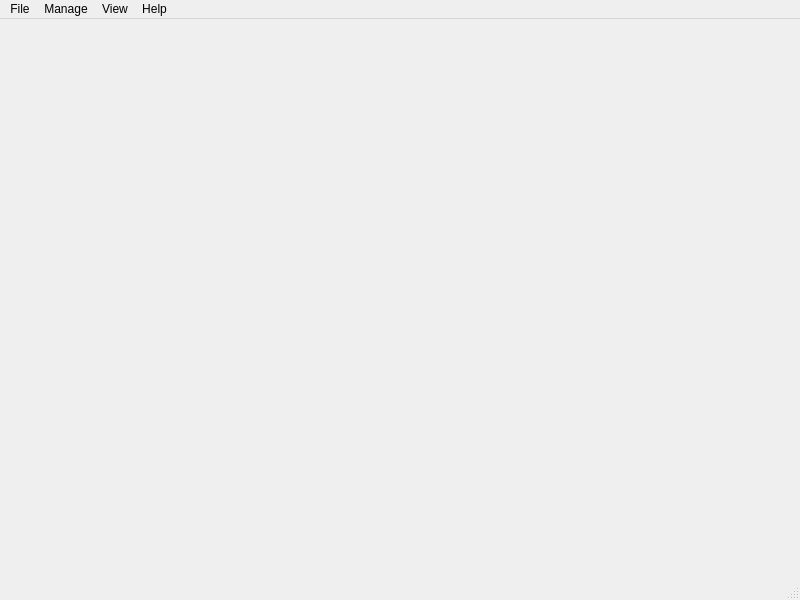
Qt form src/scripts/ganeshactl/ui_main_window.ui (nfs-ganesha/nfs-ganesha) before a commit.
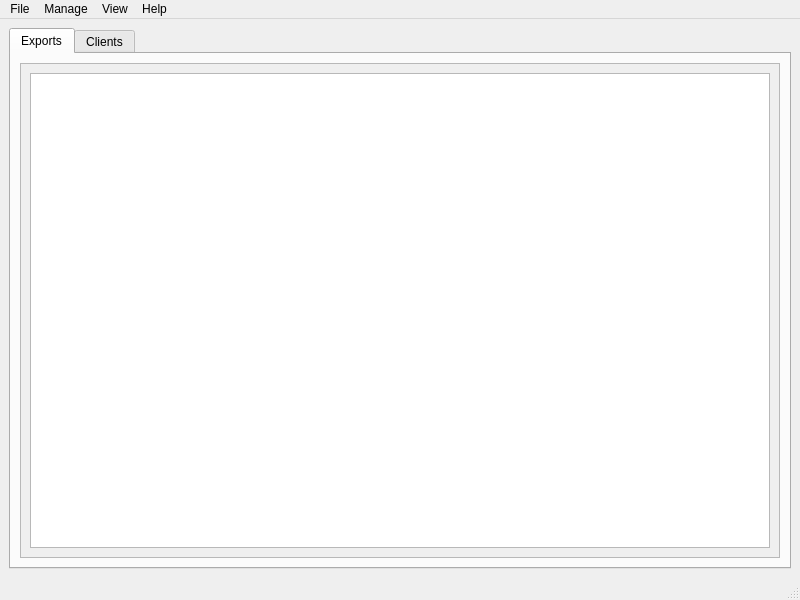
The same form after that commit.

Commit message:
Update ui_main_window.
Changes:
* main window tabs and their contents now resize properly (they use
  grid layout).

* Add client managment commands "Add Client" and "Remove Client"

* Clean up table display to resize columns and not display row (vertical
  headers).

```diff
--- a/src/scripts/ganeshactl/ui_main_window.ui
+++ b/src/scripts/ganeshactl/ui_main_window.ui
@@ -13,7 +13,75 @@
   <property name="windowTitle">
    <string>NFS Ganesha</string>
   </property>
-  <widget class="QWidget" name="centralwidget"/>
+  <widget class="QWidget" name="centralwidget">
+   <layout class="QGridLayout" name="gridLayout">
+    <item row="0" column="0">
+     <widget class="QTabWidget" name="tabWidget">
+      <property name="currentIndex">
+       <number>0</number>
+      </property>
+      <widget class="QWidget" name="exports_tab">
+       <attribute name="title">
+        <string>Exports</string>
+       </attribute>
+       <layout class="QGridLayout" name="gridLayout_2">
+        <item row="0" column="0">
+         <widget class="QScrollArea" name="scrollArea">
+          <property name="widgetResizable">
+           <bool>true</bool>
+          </property>
+          <widget class="QWidget" name="scrollAreaWidgetContents">
+           <property name="geometry">
+            <rect>
+             <x>0</x>
+             <y>0</y>
+             <width>770</width>
+             <height>507</height>
+            </rect>
+           </property>
+           <layout class="QGridLayout" name="gridLayout_5">
+            <item row="0" column="0">
+             <widget class="QTableView" name="exports"/>
+            </item>
+           </layout>
+          </widget>
+         </widget>
+        </item>
+       </layout>
+      </widget>
+      <widget class="QWidget" name="clients_tab">
+       <attribute name="title">
+        <string>Clients</string>
+       </attribute>
+       <layout class="QGridLayout" name="gridLayout_3">
+        <item row="0" column="0">
+         <widget class="QScrollArea" name="scrollArea_2">
+          <property name="widgetResizable">
+           <bool>true</bool>
+          </property>
+          <widget class="QWidget" name="scrollAreaWidgetContents_2">
+           <property name="geometry">
+            <rect>
+             <x>0</x>
+             <y>0</y>
+             <width>770</width>
+             <height>507</height>
+            </rect>
+           </property>
+           <layout class="QGridLayout" name="gridLayout_4">
+            <item row="0" column="0">
+             <widget class="QTableView" name="clients"/>
+            </item>
+           </layout>
+          </widget>
+         </widget>
+        </item>
+       </layout>
+      </widget>
+     </widget>
+    </item>
+   </layout>
+  </widget>
   <widget class="QMenuBar" name="menubar">
    <property name="geometry">
     <rect>
```
Left out of the diff: 24 changed lines with no effect on the pictures.
